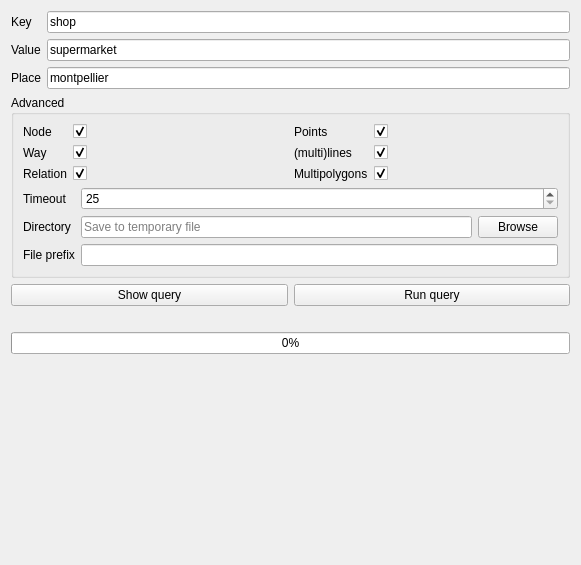
3liz/QuickOSM, file ui/quick_query.ui: the form before one commit.
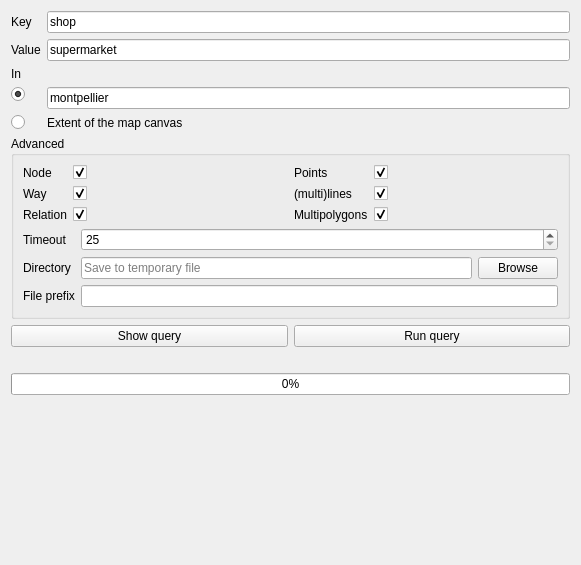
The form after the commit. Custom widgets are drawn as their Qt base class.

Commit message: add extent to quickquery

Diff of the .ui file:
```diff
--- a/ui/quick_query.ui
+++ b/ui/quick_query.ui
@@ -47,20 +47,44 @@
        </property>
       </widget>
      </item>
-     <item row="2" column="0">
-      <widget class="QLabel" name="label_3">
-       <property name="text">
-        <string>Place</string>
-       </property>
-      </widget>
-     </item>
-     <item row="2" column="1">
+     <item row="3" column="1">
       <widget class="QLineEdit" name="lineEdit_nominatim">
        <property name="text">
         <string>montpellier</string>
        </property>
       </widget>
      </item>
+     <item row="4" column="0">
+      <widget class="QRadioButton" name="radioButton_bbox">
+       <property name="text">
+        <string/>
+       </property>
+      </widget>
+     </item>
+     <item row="2" column="0">
+      <widget class="QLabel" name="label_3">
+       <property name="text">
+        <string>In</string>
+       </property>
+      </widget>
+     </item>
+     <item row="4" column="1">
+      <widget class="QLabel" name="label_13">
+       <property name="text">
+        <string>Extent of the map canvas</string>
+       </property>
+      </widget>
+     </item>
+     <item row="3" column="0">
+      <widget class="QRadioButton" name="radioButton_place">
+       <property name="text">
+        <string/>
+       </property>
+       <property name="checked">
+        <bool>true</bool>
+       </property>
+      </widget>
+     </item>
     </layout>
    </item>
    <item>
```
The commit also changes 5 other files.
